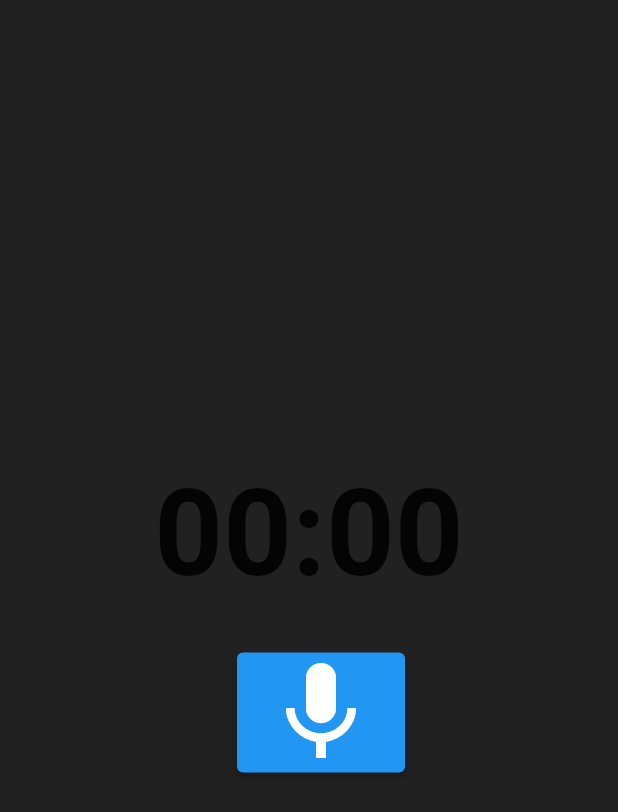
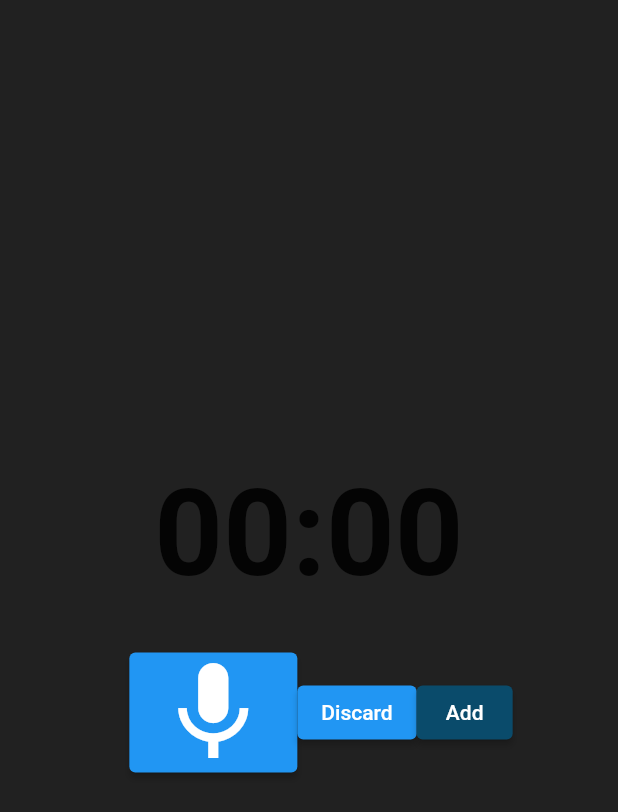
Before and after one commit to bafnasumi/myboard_no, a Flutter app: the MainPage screen opened directly, on a phone screen of 412 x 824 dp. Shown: the top 812 px of the screen. Run offline on Flutter 3.47's test engine with Material 2 defaults, Android fonts, the phone set to English and light mode, and no system bars; our stand-ins replace animated_splash_screen, avatar_glow, carousel_slider, date_picker_timeline, file_picker, firebase_auth and 17 more; missing offline and left inert: flutter_drawing_board, flutter_settings_ui, flutter_sound, highlight_text; accounts and stored records are empty.

Commit message:
audio part 0.5

```diff
--- a/lib/boxes.dart
+++ b/lib/boxes.dart
@@ -2,14 +2,18 @@ import 'package:hive/hive.dart';
 // import 'package:url_launcher/link.dart';
 import 'models/myboard.dart';
 
-class BoxesOfLinks {
+class BoxOfLinks {
   static Box<Link> getLinks() => Hive.box<Link>('links');
 }
 
-class BoxesofImage {
+class BoxofImage {
   static Box<Images> getImages() => Hive.box<Images>('images');
 }
 
 class BoxOfToDos {
   static Box<ToDo> getToDos() => Hive.box<ToDo>('todo');
 }
+
+class BoxOfAudios {
+  static Box<Audio> getAudios() => Hive.box<Audio>('audio');
+}
--- a/lib/main.dart
+++ b/lib/main.dart
@@ -28,7 +28,6 @@ import 'models/myboard.dart' as m;
 import 'services/google_sign_in.dart';
 import 'package:hive_flutter/hive_flutter.dart';
 import 'package:hive/hive.dart';
-import 'boxes.dart';
 import 'package:path_provider/path_provider.dart';
 
 Future main() async {
@@ -43,10 +42,12 @@ Future main() async {
   Hive.registerAdapter(m.ImagesAdapter());
   Hive.registerAdapter(m.LinkAdapter());
   Hive.registerAdapter(m.ToDoAdapter());
+  Hive.registerAdapter(m.AudioAdapter());
 
   await Hive.openBox<m.Images>('images');
   await Hive.openBox<m.Link>('links');
   await Hive.openBox<m.ToDo>('todo');
+  await Hive.openBox<m.Audio>('audio');
 
   await Firebase.initializeApp();
   runApp(const MyApp());
@@ -82,6 +83,9 @@ class _MyAppState extends State<MyApp> {
         ChangeNotifierProvider(
           create: (context) => LinksController(),
         ),
+        ChangeNotifierProvider(
+          create: (context) => AudioController(),
+        ),
       ],
       child: GetMaterialApp(
         debugShowCheckedModeBanner: false,
--- a/lib/pages/audio.dart
+++ b/lib/pages/audio.dart
@@ -1,8 +1,18 @@
+// ignore_for_file: prefer_const_constructors
+
 import 'dart:io';
 import 'package:flutter/material.dart';
 import 'package:flutter_sound/flutter_sound.dart';
+import 'package:flutter_staggered_grid_view/flutter_staggered_grid_view.dart';
+import 'package:myboardapp/boxes.dart';
 import 'package:myboardapp/components/audio_widgets.dart';
 import 'package:permission_handler/permission_handler.dart';
+import 'package:myboardapp/models/myboard.dart' as db;
+import 'package:provider/provider.dart';
+
+import 'homepage.dart';
+
+bool audiopresent = false;
 
 class Audio extends StatelessWidget {
   const Audio({Key? key}) : super(key: key);
@@ -73,11 +83,11 @@ class _MainPageState extends State<MainPage> {
     timerController.startTimer();
   }
 
+  late final audiopath;
   Future stop() async {
     if (!isRecorderReady) return;
-    final path = await recorder.stopRecorder();
-    final audioFile = File(path!);
-    print('Recorded audio: $audioFile');
+    final audiopath = await recorder.stopRecorder();
+    var audioFile = File(audiopath!);
     timerController.resetTimer();
   }
 
@@ -86,6 +96,21 @@ class _MainPageState extends State<MainPage> {
     await recorder.pauseRecorder();
     timerController.pauseTimer();
   }
+
+  Future addAudio(String? audioSource) async {
+    final localAudioPath = db.Audio()..audiosource = audioSource,
+        box = BoxOfAudios.getAudios();
+    //ValueNotifier<db.Images?> myiamges = ValueNotifier(localaddImages);
+    box.add(localAudioPath);
+  }
+
+  //   Future<String> saveAudioPermanently(String? audiosource) async {
+  //   //final File file_File = File(file.path);
+  //   //final PlatformFile file_PlatformFile = file;
+  //   final appStorage = await getApplicationDocumentsDirectory();
+  //   final newFile = File('${appStorage.path}/${file.name}');
+  //   return File(file.path!).copy(newFile.path);
+  // }
 
   @override
   Widget build(BuildContext context) => Scaffold(
@@ -125,7 +150,10 @@ class _MainPageState extends State<MainPage> {
                       child: const Icon(Icons.stop, size: 80),
                       onPressed: () async {
                         await stop();
-                        setState(() {});
+                        setState(() {
+                          audiopresent = true;
+                          print('Recorded audio: $audiopath');
+                        });
                       },
                     ),
                   const SizedBox(width: 16),
@@ -143,144 +171,128 @@ class _MainPageState extends State<MainPage> {
                       setState(() {});
                     },
                   ),
+                  Row(
+                    children: [
+                      ElevatedButton(
+                        child: Text(
+                          'Discard',
+                          style: TextStyle(
+                              // color: Colors.white,
+                              // backgroundcolor: Color.fromARGB(255, 10, 75, 107),
+                              ),
+                        ),
+                        onPressed: () {},
+                      ),
+                      ElevatedButton(
+                        child: Text(
+                          'Add',
+                          style: TextStyle(
+                              // color: Colors.white,
+                              // backgroundcolor: Color.fromARGB(255, 10, 75, 107),
+                              ),
+                        ),
+                        style: ElevatedButton.styleFrom(
+                          primary: Color.fromARGB(255, 10, 75, 107),
+                        ),
+                        onPressed: () {
+                          if (audiopresent) {
+                            Provider.of<AudioController>(context, listen: false)
+                                .addAudio(db.Audio(audiosource: audiopath));
+                            final box = BoxOfAudios.getAudios();
+                            final audio = box.getAt(box.length - 1);
+                            var index = box.length - 1;
+                            print(
+                                'pinnedwidget index: ${pinnedWidgets.length}');
+                            int pinnedWidgetIndex = pinnedWidgets.length;
+
+                            pinnedWidgets.add(
+                              StaggeredGridTile.count(
+                                crossAxisCellCount: 2,
+                                mainAxisCellCount: 1,
+                                child: PinnedAudio(audio!.audiosource, index,
+                                    pinnedWidgetIndex),
+                              ),
+                            );
+                            Navigator.pushNamed(context, '/homepage');
+                          }
+                        },
+                      ),
+                    ],
+                  )
                 ],
               ),
             ],
           ),
         ),
       );
+
+  PinnedAudio(String? audiosource, int index, int pinnedWidgetIndex) => InkWell(
+        child: Container(
+          child: Wrap(
+            children: [
+              Padding(
+                padding: const EdgeInsets.all(8.0),
+                child: Text(audiosource!),
+              ),
+              Padding(
+                padding: const EdgeInsets.all(8.0),
+                child: Icon(
+                  Icons.volume_up,
+                  color: Colors.black,
+                  size: 15.0,
+                ),
+              ),
+            ],
+          ),
+          decoration: BoxDecoration(
+            color: Colors.white70,
+            borderRadius: BorderRadius.circular(10.0),
+            border: Border.all(
+              color: Colors.black,
+              width: 2.0,
+            ),
+          ),
+        ),
+        onDoubleTap: () {
+          boxofaudio.delete(index);
+          pinnedWidgets.removeAt(pinnedWidgetIndex);
+        },
+      );
 }
 
+var boxofaudio = BoxOfAudios.getAudios();
 
-// // ignore_for_file: prefer_const_constructors, camel_case_types
+class AudioController extends ChangeNotifier {
+  db.Audio? _audio;
 
-// import 'package:flutter/material.dart';
-// import 'package:flutter_sound_lite/public/flutter_sound_recorder.dart';
-// import 'package:permission_handler/permission_handler.dart';
-// import 'package:path_provider/path_provider.dart';
-// import 'package:myboardapp/components/audio_widgets.dart';
+  AudioController() {
+    _audio = db.Audio(audiosource: 'hardcoded: from constructor');
+  }
 
-// class Audio extends StatefulWidget {
-//   const Audio({Key? key}) : super(key: key);
+//getters
+  db.Audio? get audio => _audio;
 
-//   @override
-//   State<Audio> createState() => _AudioState();
-// }
+//setters
+  void setAudio(db.Audio audio) {
+    _audio = audio;
+    notifyListeners();
+  }
 
-// class _AudioState extends State<Audio> {
-//   @override
-//   Widget build(BuildContext context) {
-//     return Scaffold(
-//       appBar: AppBar(
-//         title: Text('Recorder'),
-//         backgroundColor: Color.fromARGB(255, 10, 75, 107),
-//         centerTitle: true,
-//       ),
-//       // backgroundColor: Colors.black87,
-//       body: Center(
-//         child: starter(),
-//       ),
-//     );
-//     // Widger starter() {}
-//   }
-// }
+  void addAudio(db.Audio audio) {
+    // boxodtodos = BoxOfAudios.getToDos();
+    boxofaudio.add(audio);
+    notifyListeners();
+  }
 
-// class starter extends StatefulWidget {
-//   const starter({Key? key}) : super(key: key);
+  void removeAudio(int audiokey) {
+    boxofaudio = BoxOfAudios.getAudios();
+    boxofaudio.delete(audiokey);
+    notifyListeners();
+  }
 
-//   @override
-//   State<starter> createState() => _starterState();
-// }
-
-// class _starterState extends State<starter> {
-//   final recorder = SoundRecorder();
-
-//   @override
-//   void initState() {
-//     // TODO: implement initState
-//     super.initState();
-//     recorder.init();
-//   }
-
-//   @override
-//   void dispose() {
-//     // TODO: implement dispose
-//     super.dispose();
-//     recorder.dispose();
-//   }
-
-//   @override
-//   Widget build(BuildContext context) {
-//     // ignore: prefer_const_declarations
-//     final isRecording = recorder.isRecording;
-//     final icon = isRecording ? Icons.stop : Icons.mic;
-//     final text = isRecording ? 'STOP' : 'START';
-//     // final primary = isRecording ? Colors.red : Colors.white;
-//     // final onprimary = isRecording ? Colors.white : Colors.black;
-
-//     return ElevatedButton.icon(
-//       style: ElevatedButton.styleFrom(
-//         minimumSize: Size(175, 50),
-//         // primary: primary,
-//         // onPrimary: onprimary,
-//       ),
-//       onPressed: () async {
-//         print('1');
-//         await recorder.toggleRecorder();
-//         print('2');
-//         setState(() {});
-//         print('3');
-//       },
-//       icon: Icon(icon),
-//       label: Text(
-//         text,
-//         style: TextStyle(fontSize: 18, fontWeight: FontWeight.bold),
-//       ),
-//     );
-//   }
-// }
-
-// final pathToSaveAudio = 'audioexample.aac';
-
-// class SoundRecorder {
-//   FlutterSoundRecorder? audioRecorder;
-//   bool isRecorderinit = false;
-//   bool get isRecording => audioRecorder!.isRecording;
-
-//   Future init() async {
-//     audioRecorder = FlutterSoundRecorder();
-
-//     final status = await Permission.microphone.request();
-//     if (status != PermissionStatus.granted) {
-//       throw RecordingPermissionException('Microphone access was denied');
-//     }
-
-//     await audioRecorder!.openAudioSession();
-//     isRecorderinit = true;
-//   }
-
-//   Future dispose() async {
-//     if (!isRecorderinit) return;
-//     audioRecorder!.closeAudioSession();
-//     audioRecorder = null;
-//     isRecorderinit = false;
-//   }
-
-//   Future record() async {
-//     if (!isRecorderinit) return;
-//     await audioRecorder!.startRecorder(toFile: pathToSaveAudio);
-//   }
-
-//   Future stop() async {
-//     if (!isRecorderinit) return;
-//     await audioRecorder!.stopRecorder();
-//   }
-
-//   Future toggleRecorder() async {
-//     if (audioRecorder!.isStopped) {
-//       await record();
-//     } else {
-//       await stop();
-//     }
-//   }
-// }
+  void emptyAudio() async {
+    boxofaudio = BoxOfAudios.getAudios();
+    await boxofaudio.clear();
+    notifyListeners();
+  }
+}
--- a/lib/pages/homepage.dart
+++ b/lib/pages/homepage.dart
@@ -69,7 +69,7 @@ class _HomePageState extends State<HomePage> {
 
   Future addImages(String? imagesource) async {
     final localaddImages = db.Images()..imagesource = imagesource,
-        box = BoxesofImage.getImages();
+        box = BoxofImage.getImages();
     //ValueNotifier<db.Images?> myiamges = ValueNotifier(localaddImages);
     box.add(localaddImages);
   }
@@ -466,6 +466,7 @@ class _HomePageState extends State<HomePage> {
                                 'assets/images/audio_new.png',
                                 () {
                                   Navigator.pushNamed(context, '/audio');
+
                                 },
                               ),
                               buildCircleButton(
--- a/lib/pages/links.dart
+++ b/lib/pages/links.dart
@@ -132,7 +132,7 @@ class _LinksState extends State<Links> {
                       description: _descriptionController.text,
                     ),
                   );
-                  final box = BoxesOfLinks.getLinks();
+                  final box = BoxOfLinks.getLinks();
                   final latestlink = box.getAt(box.length - 1);
                   var index = box.length - 1;
                   print('pinnedwidget length: ${pinnedWidgets.length}');
@@ -264,7 +264,7 @@ class _LinksState extends State<Links> {
   }
 }
 
-var boxoflinks = BoxesOfLinks.getLinks();
+var boxoflinks = BoxOfLinks.getLinks();
 
 class LinksController with ChangeNotifier {
   late m.Link _link;
```
